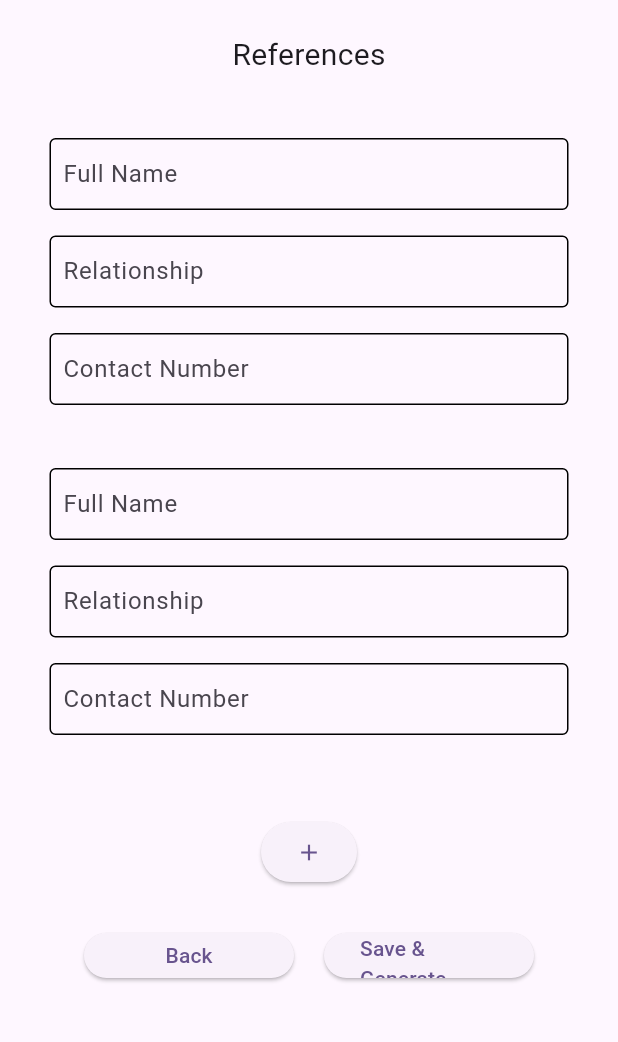
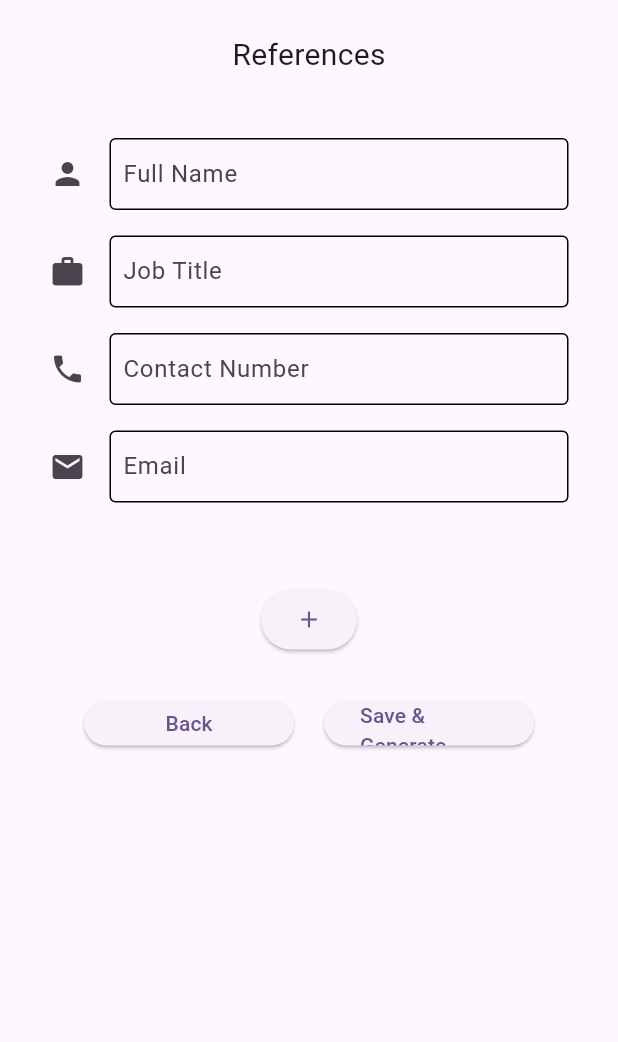
Before and after one commit to COS301-SE-2023/AI-CV-Generator, a Flutter app: the ReferencesForm screen opened directly, on a phone screen of 412 x 824 dp, the part 63-1105 px from its top. Run offline on Flutter 3.47's test engine with Material 2 defaults, Android fonts, the phone set to English and light mode, and no system bars; our stand-ins replace date_field.

Commit message:
Update references.dart

```diff
--- a/fe/lib/pages/references.dart
+++ b/fe/lib/pages/references.dart
@@ -32,11 +32,10 @@ class _ReferencesFormState extends State<ReferencesForm> {
   final _formKey = GlobalKey<FormState>();
 
   TextEditingController fullName1 = TextEditingController();
-  TextEditingController relationship1 = TextEditingController();
-  TextEditingController contactDetails1 = TextEditingController();
-  TextEditingController fullName2 = TextEditingController();
+  TextEditingController jobTitle = TextEditingController();
+  TextEditingController number = TextEditingController();
+  TextEditingController email = TextEditingController();
   TextEditingController relationship2 = TextEditingController();
-  TextEditingController contactDetails2 = TextEditingController();
 
   @override
   Widget build(BuildContext context) {
@@ -99,25 +98,15 @@ class _ReferencesFormState extends State<ReferencesForm> {
         child: Column(
           mainAxisAlignment: MainAxisAlignment.start,
           children: <Widget>[
-            _buildFullNameField1(),
-            _buildRelationshipField1(),
-            _buildContactDetailsField1(),
-            _buildSeparator(),
-            _buildFullNameField2(),
-            _buildRelationshipField2(),
-            _buildContactDetailsField2(),
+            _buildNameField(),
+            _buildJobTitleField(),
+            _buildNumberField(),
+            _buildEmailField(),
           ],
         ));
   }
 
-  Widget _buildSeparator() {
-    return Container (
-      padding: const EdgeInsets.all(8.0),
-      constraints: BoxConstraints.tight(const Size(550,25)),
-    );
-  }
-
-  Widget _buildFullNameField1() {
+  Widget _buildNameField() {
     return Container (
       padding: const EdgeInsets.all(8.0),
       constraints: BoxConstraints.tight(const Size(550,65)),
@@ -127,6 +116,7 @@ class _ReferencesFormState extends State<ReferencesForm> {
           contentPadding: EdgeInsets.all(5.0),
           labelText: 'Full Name',
           enabledBorder: OutlineInputBorder(),
+          icon: Icon(Icons.person),
         ),
         // ignore: body_might_complete_normally_nullable
         validator: (value) {
@@ -138,16 +128,39 @@ class _ReferencesFormState extends State<ReferencesForm> {
       )
     );
   }
-  Widget _buildFullNameField2() {
+  Widget _buildJobTitleField() {
     return Container (
       padding: const EdgeInsets.all(8.0),
       constraints: BoxConstraints.tight(const Size(550,65)),
       child: TextFormField(
-        controller: fullName2,
+        controller: jobTitle,
         decoration: const InputDecoration(
           contentPadding: EdgeInsets.all(5.0),
-          labelText: 'Full Name',
+          labelText: 'Job Title',
           enabledBorder: OutlineInputBorder(),
+          icon: Icon(Icons.work),
+        ),
+        // ignore: body_might_complete_normally_nullable
+        validator: (value) {
+          if (value == null || value.isEmpty) {
+            return 'Please enter some text';
+          }
+          return null;
+        },
+      )
+    );
+  }
+  Widget _buildNumberField() {
+    return Container (
+      padding: const EdgeInsets.all(8.0),
+      constraints: BoxConstraints.tight(const Size(550,65)),
+      child: TextFormField(
+        controller: number,
+        decoration: const InputDecoration(
+          contentPadding: EdgeInsets.all(5.0),
+          labelText: 'Contact Number',
+          enabledBorder: OutlineInputBorder(),
+          icon: Icon(Icons.phone),
         ),
         // ignore: body_might_complete_normally_nullable
         validator: (value) {
@@ -160,80 +173,17 @@ class _ReferencesFormState extends State<ReferencesForm> {
     );
   }
 
-  Widget _buildRelationshipField1() {
+  Widget _buildEmailField() {
     return Container (
       padding: const EdgeInsets.all(8.0),
       constraints: BoxConstraints.tight(const Size(550,65)),
       child: TextFormField(
-        controller: relationship1,
+        controller: email,
         decoration: const InputDecoration(
           contentPadding: EdgeInsets.all(5.0),
-          labelText: 'Relationship',
+          labelText: 'Email',
           enabledBorder: OutlineInputBorder(),
-        ),
-        // ignore: body_might_complete_normally_nullable
-        validator: (value) {
-          if (value == null || value.isEmpty) {
-            return 'Please enter some text';
-          }
-          return null;
-        },
-      )
-    );
-  }
-  Widget _buildRelationshipField2() {
-    return Container (
-      padding: const EdgeInsets.all(8.0),
-      constraints: BoxConstraints.tight(const Size(550,65)),
-      child: TextFormField(
-        controller: relationship2,
-        decoration: const InputDecoration(
-          contentPadding: EdgeInsets.all(5.0),
-          labelText: 'Relationship',
-          enabledBorder: OutlineInputBorder(),
-        ),
-        // ignore: body_might_complete_normally_nullable
-        validator: (value) {
-          if (value == null || value.isEmpty) {
-            return 'Please enter some text';
-          }
-          return null;
-        },
-      )
-    );
-  }
-
-  Widget _buildContactDetailsField1() {
-    return Container (
-      padding: const EdgeInsets.all(8.0),
-      constraints: BoxConstraints.tight(const Size(550,65)),
-      child: TextFormField(
-        controller: contactDetails1,
-        decoration: const InputDecoration(
-          contentPadding: EdgeInsets.all(5.0),
-          labelText: 'Contact Number',
-          enabledBorder: OutlineInputBorder(),
-        ),
-        // ignore: body_might_complete_normally_nullable
-        validator: (value) {
-          if (value == null || value.isEmpty) {
-            return 'Please enter some text';
-          }
-          return null;
-        },
-      )
-    );
-  }
-  Widget _buildContactDetailsField2() {
-    return Container (
-      padding: const EdgeInsets.all(8.0),
-      constraints: BoxConstraints.tight(const Size(550,65)),
-      child: TextFormField(
-        controller: contactDetails2,
-        decoration: const InputDecoration(
-          contentPadding: EdgeInsets.all(5.0),
-          labelText: 'Contact Number',
-          enabledBorder: OutlineInputBorder(),
+          icon: Icon(Icons.email),
         ),
         // ignore: body_might_complete_normally_nullable
         validator: (value) {
```
